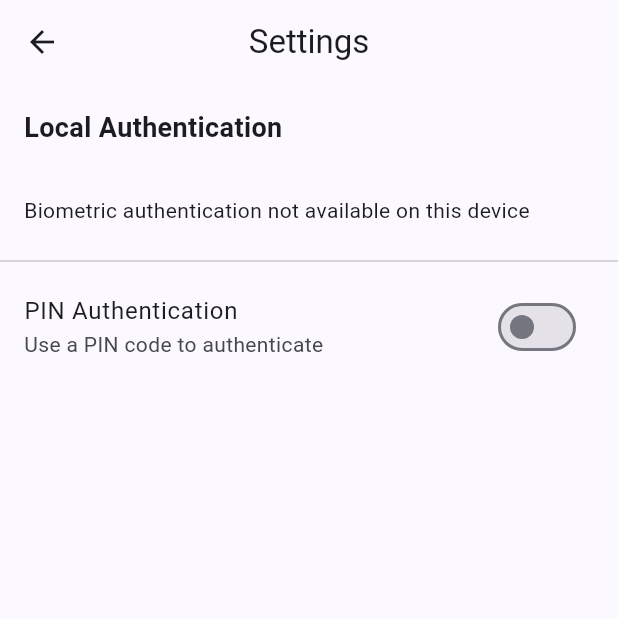
After one commit to dsoosh/birth-journal-midwife-app, a Flutter app: the CasesListScreen screen opened by its route, after a tap on the "settings" icon, on a phone screen of 412 x 824 dp, the top half of it. The commit adds this screen. Run offline on Flutter 3.47's test engine with Material 3 defaults, Android fonts, the phone set to English and light mode, and no system bars; our stand-ins replace flutter_local_notifications, flutter_secure_storage, local_auth; missing offline and left inert: mobile_scanner; accounts and stored records are empty; network calls fail.

Commit message:
Complete settings screen integration and add settings button to cases screen

```diff
--- a/lib/main.dart
+++ b/lib/main.dart
@@ -9,6 +9,7 @@ import 'screens/alerts_screen.dart';
 import 'screens/case_detail_screen.dart';
 import 'screens/cases_list_screen.dart';
 import 'screens/login_screen.dart';
+import 'screens/settings_screen.dart';
 import 'services/alerts_provider.dart';
 import 'services/api_client.dart';
 import 'services/auth_provider.dart';
@@ -96,6 +97,7 @@ class _AppState extends State<App> {
                   '/login': (_) => const LoginScreen(),
                   '/cases': (_) => const CasesListScreen(),
                   '/alerts': (_) => const AlertsScreen(),
+                  '/settings': (_) => const SettingsScreen(),
                 },
                 onGenerateRoute: (settings) {
                   if (settings.name == '/case-detail') {
--- a/lib/screens/cases_list_screen.dart
+++ b/lib/screens/cases_list_screen.dart
@@ -53,6 +53,12 @@ class _CasesListScreenState extends State<CasesListScreen> {
             icon: const Icon(Icons.notifications),
             onPressed: () {
               Navigator.of(context).pushNamed('/alerts');
+            },
+          ),
+          IconButton(
+            icon: const Icon(Icons.settings),
+            onPressed: () {
+              Navigator.of(context).pushNamed('/settings');
             },
           ),
           IconButton(
--- /dev/null
+++ b/lib/screens/settings_screen.dart
@@ -0,0 +1,197 @@
+import 'package:flutter/material.dart';
+import '../services/biometric_auth_service.dart';
+
+class SettingsScreen extends StatefulWidget {
+  const SettingsScreen({super.key});
+
+  @override
+  State<SettingsScreen> createState() => _SettingsScreenState();
+}
+
+class _SettingsScreenState extends State<SettingsScreen> {
+  final _biometricService = BiometricAuthService();
+  late Future<bool> _canUseBiometric;
+  bool _biometricEnabled = false;
+  bool _pinEnabled = false;
+  String? _pinValue;
+
+  @override
+  void initState() {
+    super.initState();
+    _canUseBiometric = _biometricService.canUseBiometric();
+    _loadSettings();
+  }
+
+  Future<void> _loadSettings() async {
+    final biometricEnabled = await _biometricService.isBiometricEnabled();
+    final pinEnabled = await _biometricService.isPINEnabled();
+    final pin = await _biometricService.getPIN();
+
+    setState(() {
+      _biometricEnabled = biometricEnabled;
+      _pinEnabled = pinEnabled;
+      _pinValue = pin;
+    });
+  }
+
+  @override
+  Widget build(BuildContext context) {
+    return Scaffold(
+      appBar: AppBar(
+        title: const Text('Settings'),
+        centerTitle: true,
+      ),
+      body: ListView(
+        children: [
+          const Padding(
+            padding: EdgeInsets.all(16),
+            child: Text(
+              'Local Authentication',
+              style: TextStyle(
+                fontSize: 18,
+                fontWeight: FontWeight.bold,
+              ),
+            ),
+          ),
+          FutureBuilder<bool>(
+            future: _canUseBiometric,
+            builder: (context, snapshot) {
+              if (!snapshot.hasData || !snapshot.data!) {
+                return const Padding(
+                  padding: EdgeInsets.all(16),
+                  child: Text('Biometric authentication not available on this device'),
+                );
+              }
+
+              return ListTile(
+                title: const Text('Biometric Authentication'),
+                subtitle: const Text('Use fingerprint or face recognition'),
+                trailing: Switch(
+                  value: _biometricEnabled,
+                  onChanged: (value) async {
+                    if (value) {
+                      final authenticated = await _biometricService.authenticate();
+                      if (authenticated) {
+                        await _biometricService.enableBiometric();
+                        setState(() => _biometricEnabled = true);
+                        if (mounted) {
+                          ScaffoldMessenger.of(context).showSnackBar(
+                            const SnackBar(
+                              content: Text('Biometric authentication enabled'),
+                            ),
+                          );
+                        }
+                      }
+                    } else {
+                      await _biometricService.disableBiometric();
+                      setState(() => _biometricEnabled = false);
+                      if (mounted) {
+                        ScaffoldMessenger.of(context).showSnackBar(
+                          const SnackBar(
+                            content: Text('Biometric authentication disabled'),
+                          ),
+                        );
+                      }
+                    }
+                  },
+                ),
+              );
+            },
+          ),
+          const Divider(),
+          ListTile(
+            title: const Text('PIN Authentication'),
+            subtitle: const Text('Use a PIN code to authenticate'),
+            trailing: Switch(
+              value: _pinEnabled,
+              onChanged: (value) async {
+                if (value) {
+                  _showPINDialog(context);
+                } else {
+                  await _biometricService.disablePIN();
+                  await _biometricService.clearPIN();
+                  setState(() {
+                    _pinEnabled = false;
+                    _pinValue = null;
+                  });
+                  if (mounted) {
+                    ScaffoldMessenger.of(context).showSnackBar(
+                      const SnackBar(
+                        content: Text('PIN authentication disabled'),
+                      ),
+                    );
+                  }
+                }
+              },
+            ),
+          ),
+          if (_pinEnabled)
+            ListTile(
+              title: const Text('Change PIN'),
+              subtitle: const Text('Update your authentication PIN'),
+              onTap: () => _showPINDialog(context),
+            ),
+        ],
+      ),
+    );
+  }
+
+  Future<void> _showPINDialog(BuildContext context) async {
+    final pinController = TextEditingController();
+
+    showDialog(
+      context: context,
+      builder: (context) => AlertDialog(
+        title: const Text('Set PIN'),
+        content: TextField(
+          controller: pinController,
+          decoration: const InputDecoration(
+            labelText: 'Enter a 4-6 digit PIN',
+            border: OutlineInputBorder(),
+          ),
+          obscureText: true,
+          keyboardType: TextInputType.number,
+          maxLength: 6,
+        ),
+        actions: [
+          TextButton(
+            onPressed: () => Navigator.pop(context),
+            child: const Text('Cancel'),
+          ),
+          TextButton(
+            onPressed: () async {
+              final pin = pinController.text.trim();
+              if (pin.length < 4 || pin.length > 6) {
+                if (mounted) {
+                  ScaffoldMessenger.of(context).showSnackBar(
+                    const SnackBar(
+                      content: Text('PIN must be 4-6 digits'),
+                    ),
+                  );
+                }
+                return;
+              }
+
+              await _biometricService.savePIN(pin);
+              await _biometricService.enablePIN();
+              setState(() {
+                _pinEnabled = true;
+                _pinValue = pin;
+              });
+
+              if (mounted) {
+                Navigator.pop(context);
+                ScaffoldMessenger.of(context).showSnackBar(
+                  const SnackBar(
+                    content: Text('PIN authentication enabled'),
+                  ),
+                );
+              }
+            },
+            child: const Text('Set PIN'),
+          ),
+        ],
+      ),
+    );
+  }
+}
--- /dev/null
+++ b/lib/services/biometric_auth_service.dart
@@ -0,0 +1,72 @@
+import 'package:flutter_secure_storage/flutter_secure_storage.dart';
+import 'package:local_auth/local_auth.dart';
+
+class BiometricAuthService {
+  final FlutterSecureStorage _secureStorage = const FlutterSecureStorage();
+  final LocalAuthentication _localAuth = LocalAuthentication();
+
+  Future<bool> canUseBiometric() async {
+    try {
+      return await _localAuth.canCheckBiometrics;
+    } catch (e) {
+      return false;
+    }
+  }
+
+  Future<bool> authenticate() async {
+    try {
+      return await _localAuth.authenticate(
+        localizedReason: 'Authenticate to access Położne',
+        options: const AuthenticationOptions(
+          stickyAuth: true,
+          biometricOnly: true,
+        ),
+      );
+    } catch (e) {
+      return false;
+    }
+  }
+
+  Future<void> savePIN(String pin) async {
+    await _secureStorage.write(key: 'midwife_pin', value: pin);
+  }
+
+  Future<String?> getPIN() async {
+    return await _secureStorage.read(key: 'midwife_pin');
+  }
+
+  Future<bool> verifyPIN(String pin) async {
+    final savedPin = await getPIN();
+    return savedPin == pin;
+  }
+
+  Future<void> clearPIN() async {
+    await _secureStorage.delete(key: 'midwife_pin');
+  }
+
+  Future<void> enableBiometric() async {
+    await _secureStorage.write(key: 'biometric_enabled', value: 'true');
+  }
+
+  Future<void> disableBiometric() async {
+    await _secureStorage.write(key: 'biometric_enabled', value: 'false');
+  }
+
+  Future<bool> isBiometricEnabled() async {
+    final value = await _secureStorage.read(key: 'biometric_enabled');
+    return value == 'true';
+  }
+
+  Future<void> enablePIN() async {
+    await _secureStorage.write(key: 'pin_enabled', value: 'true');
+  }
+
+  Future<void> disablePIN() async {
+    await _secureStorage.write(key: 'pin_enabled', value: 'false');
+  }
+
+  Future<bool> isPINEnabled() async {
+    final value = await _secureStorage.read(key: 'pin_enabled');
+    return value == 'true';
+  }
+}
--- a/pubspec.yaml
+++ b/pubspec.yaml
@@ -62,6 +62,9 @@ dependencies:
   # Secure storage
   flutter_secure_storage: ^9.0.0
 
+  # Biometric authentication
+  local_auth: ^2.1.0
+
   # Local notifications
   flutter_local_notifications: ^18.0.1
 
```
